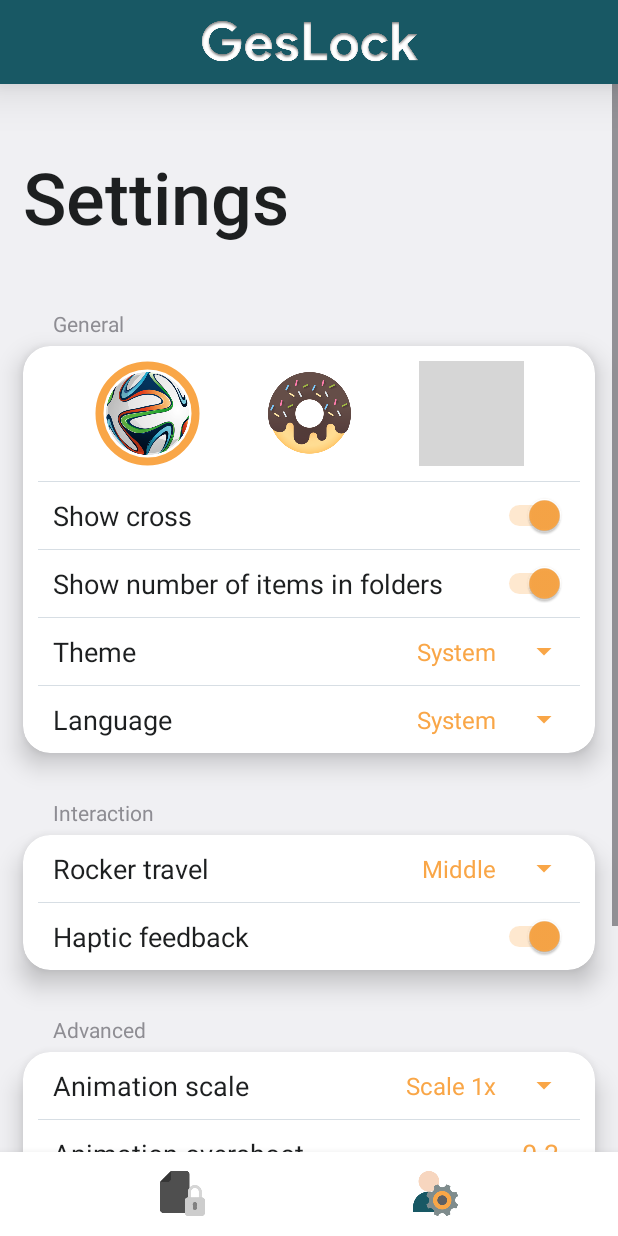
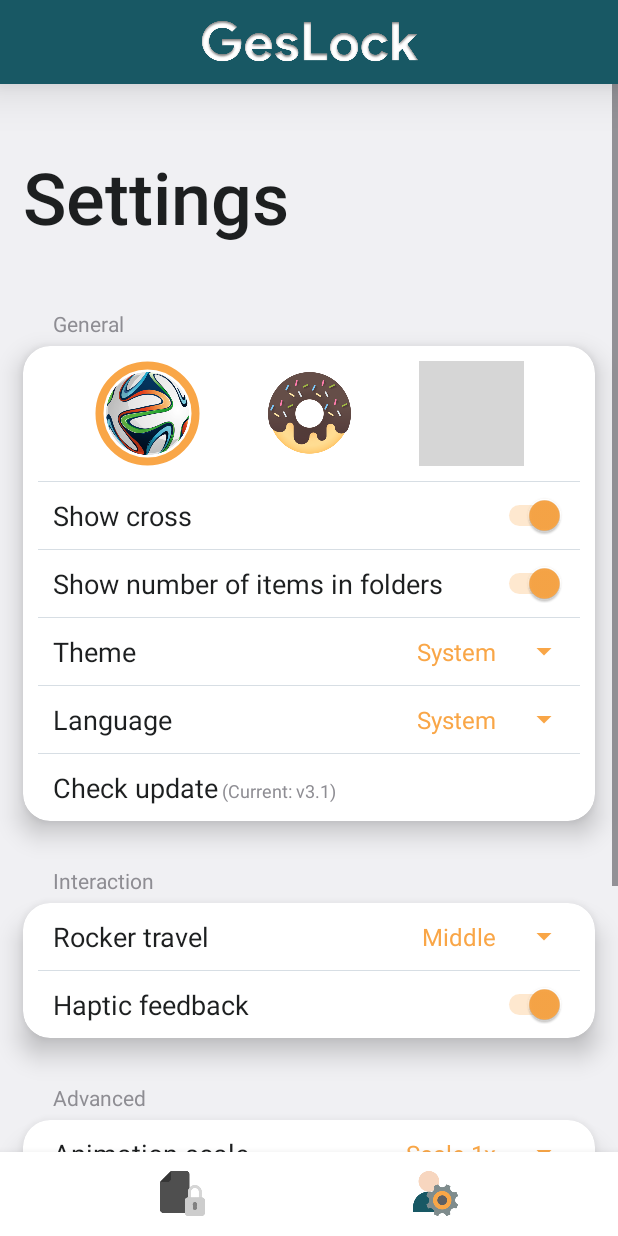
Before and after one commit to JerryZhangZZY/geslock, an Android app: the SettingsFragment screen opened through its navigation route, on a phone screen of 412 x 824 dp. Run offline under Robolectric (Android 15) with nearby library versions, the phone set to English and light mode, and no system bars; our stand-ins replace navigation-ui; grey boxes are pictures that could not be loaded.

Commit message:
close #17 app check update

```diff
--- a/app/build.gradle
+++ b/app/build.gradle
@@ -10,8 +10,8 @@
         applicationId "com.example.geslock"
         minSdk 24
         targetSdk 32
-        versionCode 1
-        versionName "1.0"
+        versionCode 3
+        versionName "3.1"
 
         testInstrumentationRunner "androidx.test.runner.AndroidJUnitRunner"
     }
--- a/app/src/main/java/com/example/geslock/MainActivity.java
+++ b/app/src/main/java/com/example/geslock/MainActivity.java
@@ -10,6 +10,7 @@
 import androidx.appcompat.app.AppCompatActivity;
 import androidx.appcompat.app.AppCompatDelegate;
 import androidx.appcompat.widget.Toolbar;
+import androidx.lifecycle.ViewModelStore;
 import androidx.navigation.NavController;
 import androidx.navigation.Navigation;
 import androidx.navigation.ui.NavigationUI;
--- a/app/src/main/java/com/example/geslock/ui/home/HomeFragment.java
+++ b/app/src/main/java/com/example/geslock/ui/home/HomeFragment.java
@@ -532,7 +532,7 @@
                             MyToastMaker.make((String) activity.getText(R.string.new_folder_exists), activity);
                         } else {
                             if (!newFolder(folderName)) {
-                                MyToastMaker.make("Error", activity);
+                                MyToastMaker.make(activity.getString(R.string.error), activity);
                             }
                             encryptionDialog.dismiss();
                         }
--- a/app/src/main/java/com/example/geslock/ui/settings/SettingsFragment.java
+++ b/app/src/main/java/com/example/geslock/ui/settings/SettingsFragment.java
@@ -15,9 +15,17 @@
 import android.content.pm.PackageManager;
 import android.content.res.Configuration;
 import android.content.res.Resources;
+import android.graphics.Typeface;
 import android.graphics.drawable.Drawable;
+import android.net.Uri;
 import android.os.Bundle;
+import android.text.SpannableString;
+import android.text.Spanned;
+import android.text.style.AbsoluteSizeSpan;
+import android.text.style.ForegroundColorSpan;
+import android.text.style.TypefaceSpan;
 import android.util.DisplayMetrics;
+import android.util.TypedValue;
 import android.view.LayoutInflater;
 import android.view.View;
 import android.view.ViewGroup;
@@ -34,6 +42,7 @@
 import androidx.core.content.res.ResourcesCompat;
 import androidx.fragment.app.Fragment;
 
+import com.example.geslock.BuildConfig;
 import com.example.geslock.R;
 import com.example.geslock.tools.MyAnimationScaler;
 import com.example.geslock.tools.MyDefaultPref;
@@ -53,6 +62,7 @@
     private Switch switchItemCount;
     private Spinner spinnerTheme;
     private Spinner spinnerLanguage;
+    private TextView tvUpdate;
     private Spinner spinnerTravel;
     private Switch switchVibration;
     private Spinner spinnerAnimation;
@@ -203,6 +213,34 @@
             }
             @Override
             public void onNothingSelected(AdapterView<?> adapterView) {
+            }
+        });
+
+        tvUpdate = activity.findViewById(R.id.tvUpdate);
+        String strUpdate = activity.getString(R.string.settings_entry_update);
+        String strVersion = activity.getString(R.string.settings_entry_current) + BuildConfig.VERSION_NAME;
+        int strUpdateLength = strUpdate.length();
+        TypedValue colorMainValue = new TypedValue();
+        TypedValue colorSubValue = new TypedValue();
+        activity.getTheme().resolveAttribute(android.R.attr.textColorPrimary, colorMainValue, true);
+        activity.getTheme().resolveAttribute(android.R.attr.subtitleTextColor, colorSubValue, true);
+        SpannableString strUpdateAndVersion = new SpannableString(strUpdate + " (" + strVersion + ")");
+        ForegroundColorSpan colorMain = new ForegroundColorSpan(colorMainValue.data);
+        ForegroundColorSpan colorSub = new ForegroundColorSpan(colorSubValue.data);
+        strUpdateAndVersion.setSpan(colorMain, 0, strUpdateLength - 1, Spanned.SPAN_EXCLUSIVE_EXCLUSIVE);
+        strUpdateAndVersion.setSpan(colorSub, strUpdateLength, strUpdateAndVersion.length(), Spanned.SPAN_EXCLUSIVE_EXCLUSIVE);
+        strUpdateAndVersion.setSpan(new AbsoluteSizeSpan(12, true), strUpdateLength, strUpdateAndVersion.length(), Spanned.SPAN_EXCLUSIVE_EXCLUSIVE);
+        tvUpdate.setText(strUpdateAndVersion);
+        tvUpdate.setOnClickListener(new View.OnClickListener() {
+            @Override
+            public void onClick(View v) {
+                String url = "https://github.com/JerryZhangZZY/geslock/releases";
+                Intent intent = new Intent(Intent.ACTION_VIEW, Uri.parse(url));
+                try {
+                    startActivity(intent);
+                } catch (Exception e) {
+                    MyToastMaker.make(activity.getString(R.string.error), activity);
+                }
             }
         });
 
--- a/app/src/main/res/layout/fragment_settings.xml
+++ b/app/src/main/res/layout/fragment_settings.xml
@@ -152,6 +152,24 @@
                             android:entries="@array/language"
                             android:theme="@style/spinnerStyle"
                             tools:ignore="TouchTargetSizeCheck" />
+
+                    </LinearLayout>
+
+                    <LinearLayout
+                        android:layout_width="match_parent"
+                        android:layout_height="match_parent"
+                        android:orientation="horizontal">
+
+                        <TextView
+                            android:id="@+id/tvUpdate"
+                            style="@style/settingsEntryStyle"
+                            android:layout_width="0dp"
+                            android:layout_height="wrap_content"
+                            android:layout_weight="1"
+                            android:background="?attr/selectableItemBackground"
+                            android:clickable="true"
+                            android:focusable="true" />
+
                     </LinearLayout>
 
                 </LinearLayout>
@@ -342,7 +360,7 @@
                             android:background="?attr/selectableItemBackground"
                             android:clickable="true"
                             android:focusable="true"
-                            android:text="@string/reset"
+                            android:text="@string/settings_entry_reset"
                             android:textColor="@color/red_500" />
 
                     </LinearLayout>
--- a/app/src/main/res/values/strings.xml
+++ b/app/src/main/res/values/strings.xml
@@ -16,6 +16,8 @@
     <string name="settings_entry_cross">Show cross</string>
     <string name="settings_entry_theme">Theme</string>
     <string name="settings_entry_language">Language</string>
+    <string name="settings_entry_update">Check update</string>
+    <string name="settings_entry_current">Current: v</string>
     <string name="settings_entry_show_item_count">Show number of items in folders</string>
     <string name="settings_entry_travel">Rocker travel</string>
     <string name="settings_entry_vibration">Haptic feedback</string>
@@ -23,6 +25,7 @@
     <string name="settings_entry_overshoot">Animation overshoot</string>
     <string name="settings_entry_smratio">Spin-move ratio</string>
     <string name="settings_entry_tmratio">2-finger gesture judgement ratio</string>
+    <string name="settings_entry_reset">Reset settings</string>
 
     <string name="spinner_theme_1">Light</string>
     <string name="spinner_theme_2">Dark</string>
@@ -65,15 +68,16 @@
     <string name="cancel">Cancel</string>
     <string name="finish">Finish</string>
 
+    <string name="error">Error!</string>
+    <string name="file_name_invalid">Invalid file name</string>
+
     <string name="edit_file_rename">Rename</string>
     <string name="edit_file_delete">Delete</string>
+    <string name="reset_title">Reset all settings?</string>
     <string name="rename_hint">New name</string>
     <string name="rename_ok">Rename</string>
     <string name="delete_ok">Delete</string>
     <string name="password_hint">Please enter gestures</string>
-    <string name="reset">Reset settings</string>
-    <string name="reset_title">Reset all settings?</string>
-    <string name="file_name_invalid">Invalid file name</string>
 
     <string name="menu_sort">Sort by…</string>
     <string name="menu_order">Sort order…</string>
```
Also changed, not shown: 1 other file.
